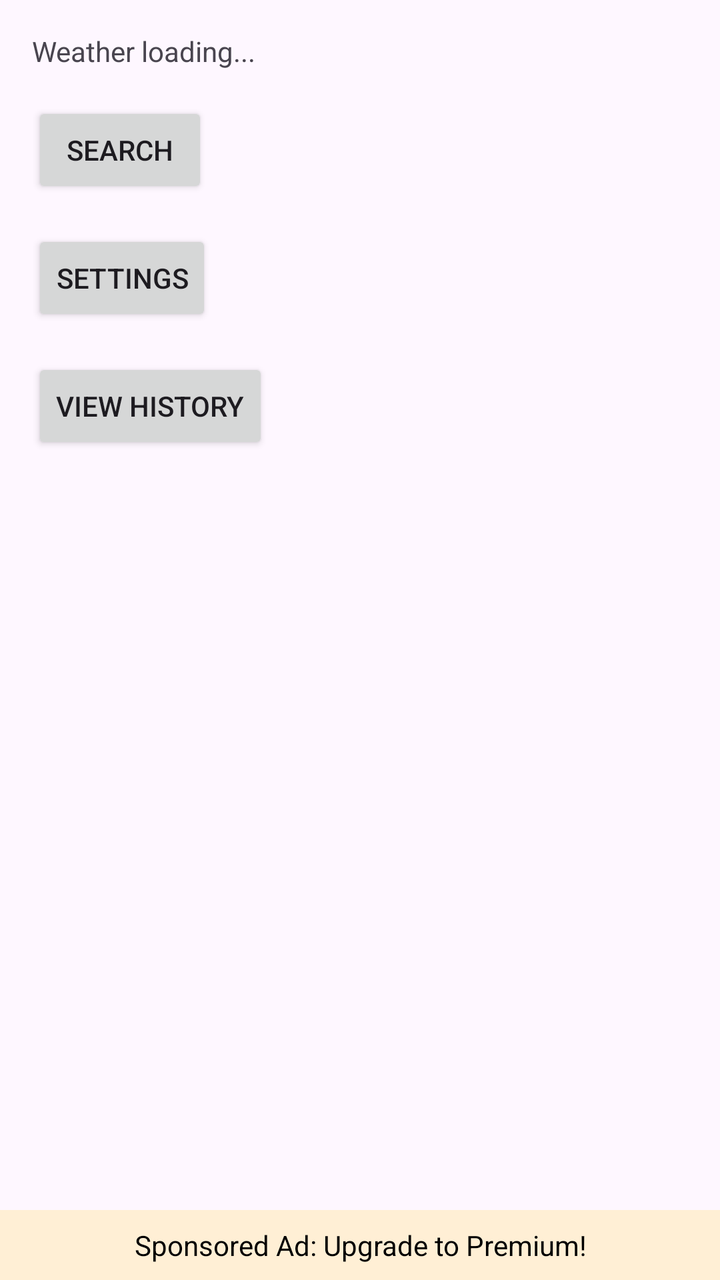
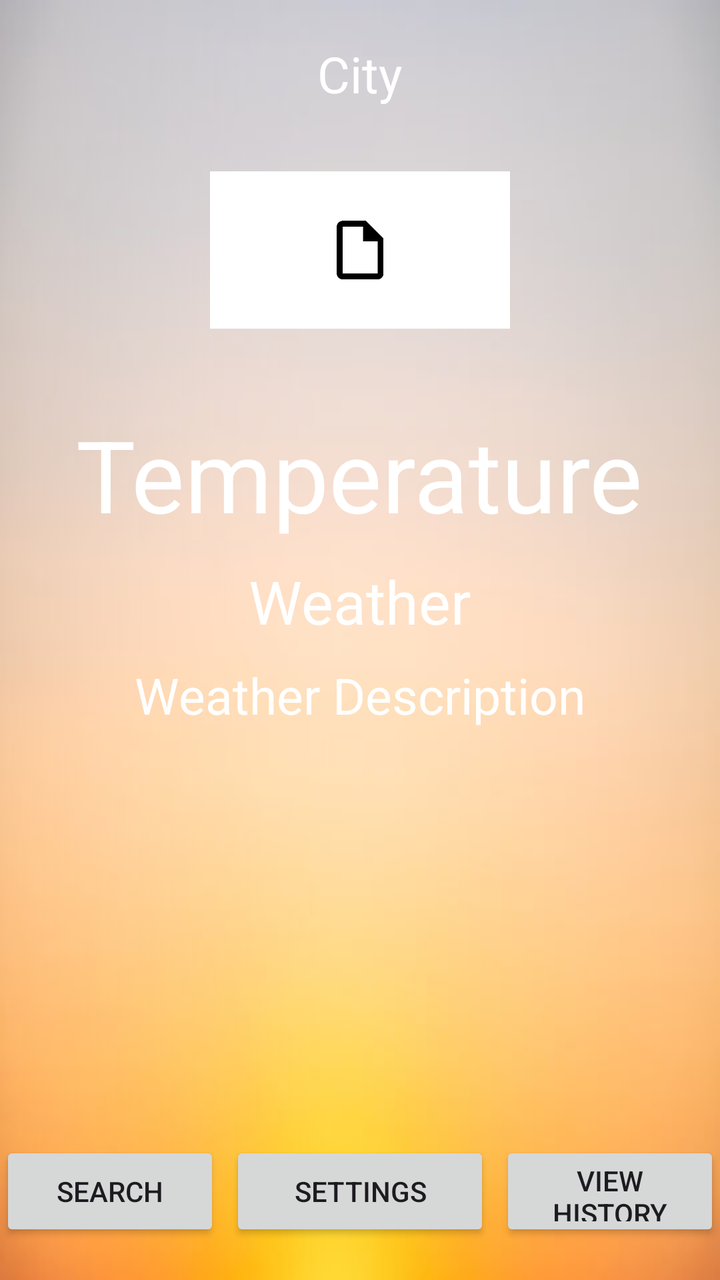

Compare the two renders of this Android layout. The source of the first and the diff that turns it into the second are given below.
<!-- AndroidManifest.xml: application theme Theme.WeatherApp -->
<!-- res/layout/activity_main.xml -->
<?xml version="1.0" encoding="utf-8"?>
<androidx.constraintlayout.widget.ConstraintLayout
    xmlns:android="http://schemas.android.com/apk/res/android"
    xmlns:app="http://schemas.android.com/apk/res-auto"
    xmlns:tools="http://schemas.android.com/tools"
    android:id="@+id/main"
    android:layout_width="match_parent"
    android:layout_height="match_parent"
    tools:context=".MainActivity">

    <TextView
        android:id="@+id/weatherInfo"
        android:layout_width="wrap_content"
        android:layout_height="wrap_content"
        android:text="Weather loading..."
        app:layout_constraintTop_toTopOf="parent"
        app:layout_constraintStart_toStartOf="parent"
        android:layout_marginStart="16dp"
        android:layout_marginTop="16dp"/>

    <Button
        android:id="@+id/searchButton"
        android:text="Search"
        android:layout_width="wrap_content"
        android:layout_height="wrap_content"
        app:layout_constraintTop_toBottomOf="@id/weatherInfo"
        app:layout_constraintStart_toStartOf="@id/weatherInfo"
        android:layout_marginTop="16dp"/>

    <Button
        android:id="@+id/settingsButton"
        android:text="Settings"
        android:layout_width="wrap_content"
        android:layout_height="wrap_content"
        app:layout_constraintTop_toBottomOf="@id/searchButton"
        app:layout_constraintStart_toStartOf="@id/weatherInfo"
        android:layout_marginTop="16dp"/>

    <Button
        android:id="@+id/historyButton"
        android:text="View History"
        android:layout_width="wrap_content"
        android:layout_height="wrap_content"
        app:layout_constraintTop_toBottomOf="@id/settingsButton"
        app:layout_constraintStart_toStartOf="@id/settingsButton"
        android:layout_marginTop="16dp"/>

    <TextView
        android:id="@+id/fakeAd"
        android:layout_width="match_parent"
        android:layout_height="wrap_content"
        android:text="Sponsored Ad: Upgrade to Premium!"
        android:background="#FFEFD5"
        android:textColor="#000000"
        android:gravity="center"
        android:padding="8dp"
        app:layout_constraintBottom_toBottomOf="parent"
        app:layout_constraintStart_toStartOf="parent"
        />

</androidx.constraintlayout.widget.ConstraintLayout>
<!-- resources referenced by this layout -->
<resources>
  <style name="Theme.WeatherApp" parent="Base.Theme.WeatherApp" />
  <style name="Base.Theme.WeatherApp" parent="Theme.Material3.DayNight.NoActionBar">
          
          
      </style>
</resources>

<!-- the commit's change to res/layout/activity_main.xml (unified diff, before → after) -->
@@ -1,61 +1,92 @@
 <?xml version="1.0" encoding="utf-8"?>
-<androidx.constraintlayout.widget.ConstraintLayout
+<RelativeLayout
     xmlns:android="http://schemas.android.com/apk/res/android"
     xmlns:app="http://schemas.android.com/apk/res-auto"
     xmlns:tools="http://schemas.android.com/tools"
     android:id="@+id/main"
     android:layout_width="match_parent"
     android:layout_height="match_parent"
+    android:background="@drawable/morning"
     tools:context=".MainActivity">
 
     <TextView
-        android:id="@+id/weatherInfo"
+        android:id="@+id/city"
         android:layout_width="wrap_content"
         android:layout_height="wrap_content"
-        android:text="Weather loading..."
-        app:layout_constraintTop_toTopOf="parent"
-        app:layout_constraintStart_toStartOf="parent"
-        android:layout_marginStart="16dp"
-        android:layout_marginTop="16dp"/>
+        android:layout_centerHorizontal="true"
+        android:text="City"
+        android:textSize="25dp"
+        android:textColor="@color/white"
+        android:layout_marginTop="20dp"/>
+
+    <ImageView
+        android:layout_width="150dp"
+        android:layout_height="150dp"
+        android:id="@+id/weatherIcon"
+        android:layout_marginTop="50dp"
+        android:layout_centerHorizontal="true"
+        android:src="@drawable/blank"/>
+
+    <TextView
+        android:id="@+id/temperature"
+        android:layout_width="wrap_content"
+        android:layout_height="wrap_content"
+        android:layout_centerHorizontal="true"
+        android:layout_below="@+id/city"
+        android:text="Temperature"
+        android:textSize="50dp"
+        android:textColor="@color/white"
+        android:layout_marginTop="150dp"/>
+
+    <TextView
+        android:id="@+id/weather"
+        android:layout_width="wrap_content"
+        android:layout_height="wrap_content"
+        android:layout_centerHorizontal="true"
+        android:layout_below="@+id/temperature"
+        android:text="Weather"
+        android:textSize="30dp"
+        android:textColor="@color/white"
+        android:layout_marginTop="10dp"/>
+
+    <TextView
+        android:id="@+id/weatherDesc"
+        android:layout_width="wrap_content"
+        android:layout_height="wrap_content"
+        android:layout_centerHorizontal="true"
+        android:layout_below="@+id/weather"
+        android:text="Weather Description"
+        android:textSize="25dp"
+        android:textColor="@color/white"
+        android:layout_marginTop="10dp"/>
 
     <Button
         android:id="@+id/searchButton"
-        android:text="Search"
-        android:layout_width="wrap_content"
-        android:layout_height="wrap_content"
-        app:layout_constraintTop_toBottomOf="@id/weatherInfo"
-        app:layout_constraintStart_toStartOf="@id/weatherInfo"
-        android:layout_marginTop="16dp"/>
+        android:layout_width="130dp"
+        android:layout_height="50dp"
+        android:layout_below="@+id/weather"
+        android:layout_toLeftOf="@id/settingsButton"
+        android:layout_marginTop="250dp"
+        android:layout_marginRight="5dp"
+        android:text="Search" />
 
     <Button
         android:id="@+id/settingsButton"
         android:text="Settings"
-        android:layout_width="wrap_content"
-        android:layout_height="wrap_content"
-        app:layout_constraintTop_toBottomOf="@id/searchButton"
-        app:layout_constraintStart_toStartOf="@id/weatherInfo"
-        android:layout_marginTop="16dp"/>
+        android:layout_below="@+id/weather"
+        android:layout_width="130dp"
+        android:layout_height="50dp"
+        android:layout_marginTop="250dp"
+        android:layout_centerHorizontal="true"/>
 
     <Button
         android:id="@+id/historyButton"
         android:text="View History"
-        android:layout_width="wrap_content"
-        android:layout_height="wrap_content"
-        app:layout_constraintTop_toBottomOf="@id/settingsButton"
-        app:layout_constraintStart_toStartOf="@id/settingsButton"
-        android:layout_marginTop="16dp"/>
+        android:layout_below="@+id/weather"
+        android:layout_toRightOf="@+id/settingsButton"
+        android:layout_width="130dp"
+        android:layout_height="50dp"
+        android:layout_marginTop="250dp"
+        android:layout_marginLeft="5dp"/>
 
-    <TextView
-        android:id="@+id/fakeAd"
-        android:layout_width="match_parent"
-        android:layout_height="wrap_content"
-        android:text="Sponsored Ad: Upgrade to Premium!"
-        android:background="#FFEFD5"
-        android:textColor="#000000"
-        android:gravity="center"
-        android:padding="8dp"
-        app:layout_constraintBottom_toBottomOf="parent"
-        app:layout_constraintStart_toStartOf="parent"
-        />
-
-</androidx.constraintlayout.widget.ConstraintLayout>
+</RelativeLayout>
<!-- resource entries referenced after the edit -->
@@ -1,5 +1,8 @@
 <!-- resources referenced by this layout -->
 <resources>
+  <color name="white">#FFFFFFFF</color>
+  <!-- drawable blank: png bitmap (drawable, 1935 bytes) -->
+  <!-- drawable morning: jpg bitmap (drawable, 11342 bytes) -->
   <style name="Theme.WeatherApp" parent="Base.Theme.WeatherApp" />
   <style name="Base.Theme.WeatherApp" parent="Theme.Material3.DayNight.NoActionBar">
           
